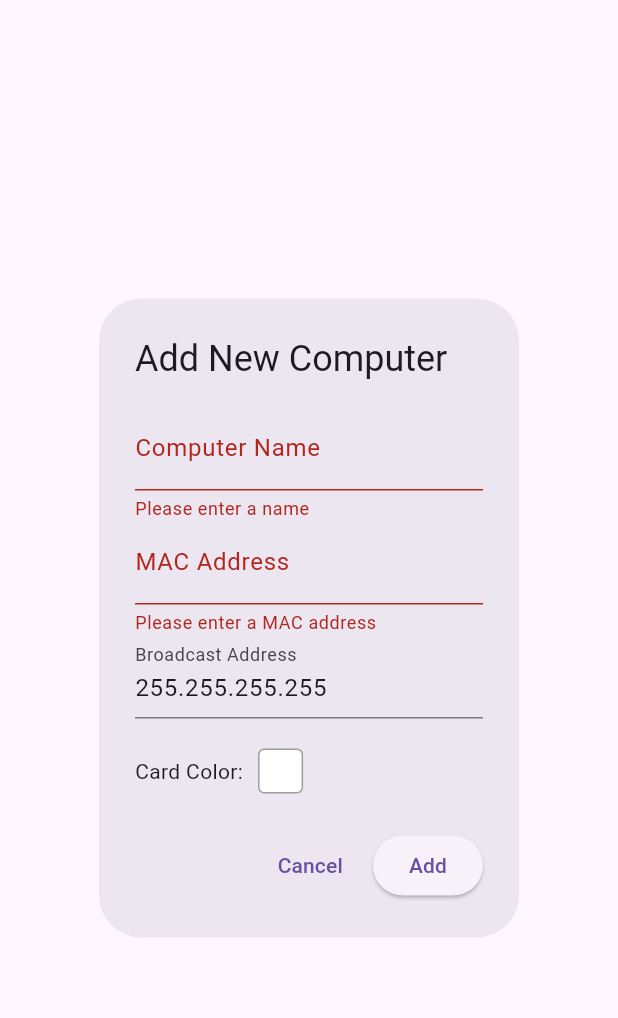
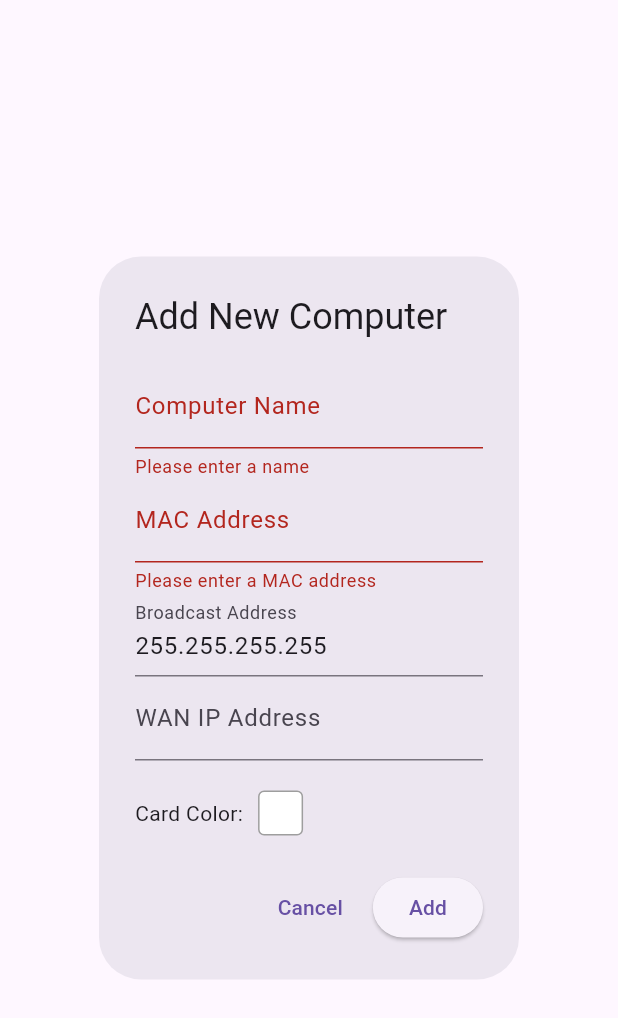
Before and after one commit to Vodichian/awaken, a Flutter app: the AddComputerDialog widget shown alone on an empty page, opened directly, after a tap on "Add", on a phone screen of 412 x 824 dp. Shown: the top 1018 px of the screen. Run offline on Flutter 3.47's test engine with Material 3 defaults, Android fonts, the light colour scheme and no system bars; our stand-ins replace file_picker, flutter_colorpicker, flutter_slidable, hive_ce, hive_ce_flutter, logger and 1 more; missing offline and left inert: window_size; accounts and stored records are empty; statements that could not run were skipped.

Commit message:
- Added wanIpAddress parameter to Computer and associated logic

```diff
--- a/lib/hive/hive_adapters.g.yaml
+++ b/lib/hive/hive_adapters.g.yaml
@@ -5,7 +5,7 @@ nextTypeId: 1
 types:
   Computer:
     typeId: 0
-    nextIndex: 4
+    nextIndex: 5
     fields:
       name:
         index: 0
@@ -15,3 +15,5 @@ types:
         index: 2
       color:
         index: 3
+      wanIpAddress:
+        index: 4
--- a/lib/models/computer.dart
+++ b/lib/models/computer.dart
@@ -5,16 +5,18 @@ class Computer extends HiveObject {
   String macAddress;
   String broadcastAddress; // Or specific IP if not broadcasting
   int? color;
+  String? wanIpAddress; // used to fingerprint LAN
 
   Computer({
     required this.name,
     required this.macAddress,
     required this.broadcastAddress,
     required this.color,
+    required this.wanIpAddress,
   });
 
   @override
   String toString() {
-    return '$name: , MAC = $macAddress, broadcastAddress = $broadcastAddress, color = $color';
+    return '$name: , MAC = $macAddress, broadcastAddress = $broadcastAddress, color = $color, wanIpAddress = $wanIpAddress';
   }
 }
--- a/lib/screens/add_computer_dialog.dart
+++ b/lib/screens/add_computer_dialog.dart
@@ -14,6 +14,7 @@ class _AddComputerDialogState extends State<AddComputerDialog> {
   final _formKey = GlobalKey<FormState>();
   final _nameController = TextEditingController();
   final _macAddressController = TextEditingController();
+  final _wanIpAddressController = TextEditingController();
   Color _selectedColor = Colors.white; // Default color is white
 
   // Declare the controller
@@ -51,6 +52,7 @@ class _AddComputerDialogState extends State<AddComputerDialog> {
     _nameController.dispose();
     _macAddressController.dispose();
     _broadcastAddressController.dispose();
+    _wanIpAddressController.dispose();
     super.dispose();
   }
 
@@ -61,6 +63,7 @@ class _AddComputerDialogState extends State<AddComputerDialog> {
         macAddress: _macAddressController.text,
         broadcastAddress: _broadcastAddressController.text,
         color: _selectedColor.toARGB32(),
+        wanIpAddress: _wanIpAddressController.text,
       );
       Navigator.of(context).pop(newComputer); // Return the new computer
     }
@@ -124,6 +127,15 @@ class _AddComputerDialogState extends State<AddComputerDialog> {
                   return null;
                 },
               ),
+              TextFormField(
+                controller: _wanIpAddressController,
+                decoration: const InputDecoration(
+                    labelText: 'WAN IP Address'),
+                validator: (value) {
+                  // TODO replace with a real validator
+                  return null;
+                },
+              ),
               const SizedBox(height: 20),
               Row(
                 children: [
--- a/lib/screens/settings_screen.dart
+++ b/lib/screens/settings_screen.dart
@@ -74,6 +74,7 @@ class _SettingsScreenState extends State<SettingsScreen> {
       final bool? confirmed = await _showOverwriteConfirmationDialog();
       if (confirmed != true) {
         // User cancelled the overwrite
+        if (!mounted) return;
         ScaffoldMessenger.of(context).showSnackBar(
           const SnackBar(content: Text('Import cancelled by user.')),
         );
@@ -215,6 +216,7 @@ class _SettingsScreenState extends State<SettingsScreen> {
               .toLowerCase(); // Normalize MAC for comparison
       final String broadcastAddress = item['broadcastAddress'] as String? ?? '';
       final int color = (item['color'] as int?) ?? Colors.white.toARGB32();
+      final String wanIpAddress = item['wanIpAddress'] as String? ?? '';
 
       if (!overwrite) {
         // Create a signature for the current item from JSON to check for duplicates
@@ -236,6 +238,7 @@ class _SettingsScreenState extends State<SettingsScreen> {
           macAddress: macAddress, // Use the (potentially normalized) macAddress
           broadcastAddress: broadcastAddress,
           color: color,
+          wanIpAddress: wanIpAddress,
         );
         // If overwriting, all existing entries are already cleared.
         // If not overwriting, we've already checked for duplicates.
@@ -390,6 +393,7 @@ class _SettingsScreenState extends State<SettingsScreen> {
                 'macAddress': computer.macAddress,
                 'broadcastAddress': computer.broadcastAddress,
                 'color': computer.color, // Export color as well
+                'wanIpAddress': computer.wanIpAddress,
               },
             )
             .toList();
```
Also changed, not shown: lib/screens/edit_computer_dialog.dart (+14 -0 lines), lib/hive/hive_adapters.g.dart, 4 other files.
